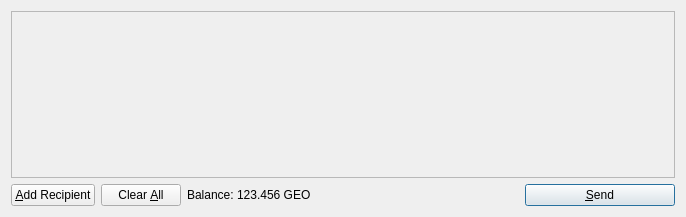
Old version of the form src/qt/forms/sendcoinsdialog.ui in the repository PuffCoin/puffcoin.
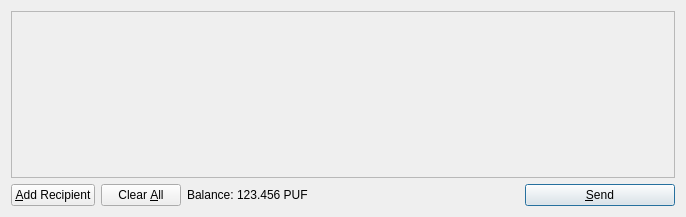
New version of the form. Icons and pictures are not drawn.

```diff
--- a/src/qt/forms/sendcoinsdialog.ui
+++ b/src/qt/forms/sendcoinsdialog.ui
@@ -119,7 +119,7 @@
           <cursorShape>IBeamCursor</cursorShape>
          </property>
          <property name="text">
-          <string>123.456 GEO</string>
+          <string>123.456 PUF</string>
          </property>
          <property name="textInteractionFlags">
           <set>Qt::LinksAccessibleByMouse|Qt::TextSelectableByKeyboard|Qt::TextSelectableByMouse</set>
```
